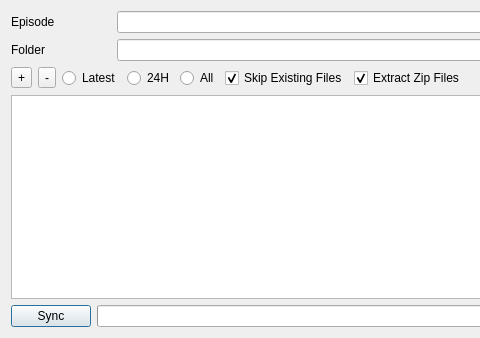
Old version of the form module/wildchildanimation/gui/forms/playlist_dialog.ui in the repository dearyangyu/swing; both pictures show x 0 to 480 and y 0 to 338 of the 1033 by 338 pixel window.
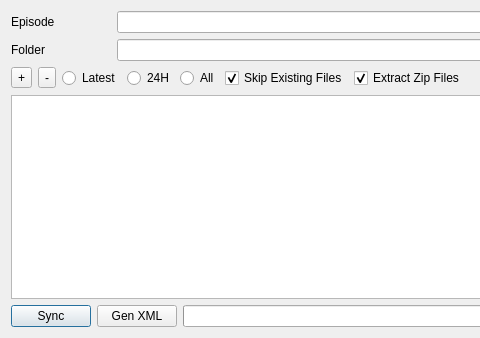
New version of the form.

What changed in the file:
```diff
--- a/module/wildchildanimation/gui/forms/playlist_dialog.ui
+++ b/module/wildchildanimation/gui/forms/playlist_dialog.ui
@@ -261,6 +261,13 @@
        </property>
       </widget>
      </item>
+     <item>
+      <widget class="QPushButton" name="pushButtonXml">
+       <property name="text">
+        <string>Gen XML</string>
+       </property>
+      </widget>
+     </item>
      <item>
       <widget class="QProgressBar" name="progressBar">
        <property name="maximum">
```
